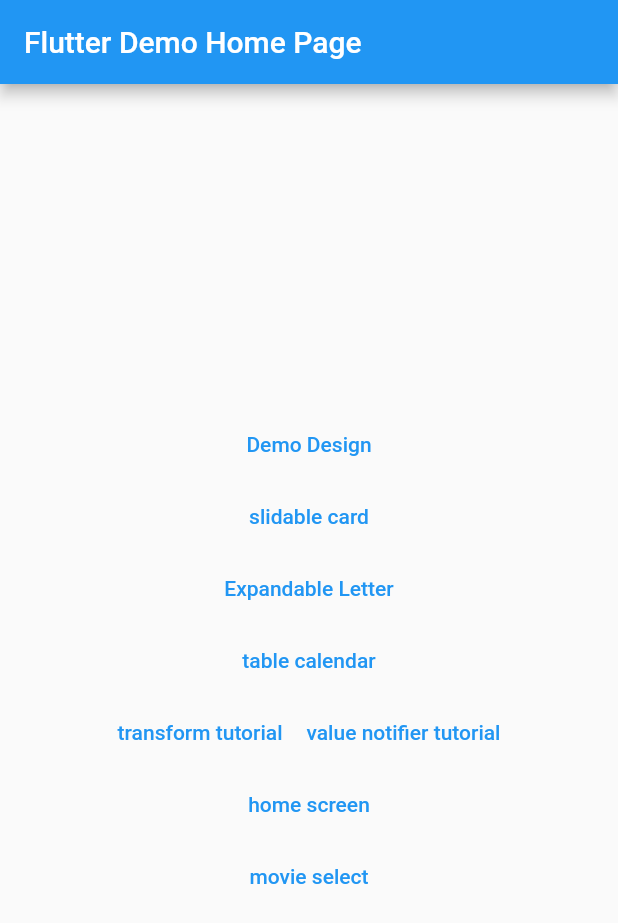
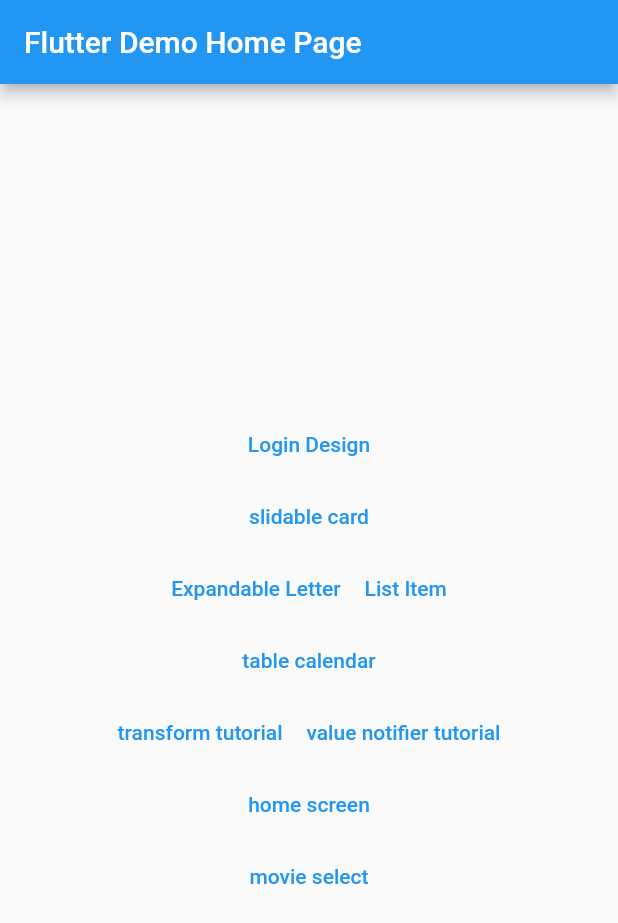
Before and after one commit to dlgndud/uiux_dummy, a Flutter app: the screen it shows after launch, on a phone screen of 412 x 824 dp. Shown: the top 923 px of the screen. Run offline on Flutter 3.47's test engine with Material 2 defaults, Android fonts, the phone set to English and light mode, and no system bars; our stand-ins replace carousel_slider, flutter_svg, fluttertoast, get, table_calendar.

Commit message:
list item box

```diff
--- a/lib/pages/home_screen/widgets/star2book_member_header.dart
+++ b/lib/pages/home_screen/widgets/star2book_member_header.dart
@@ -27,10 +27,10 @@ class _Star2BookMemberHeaderState extends State<Star2BookMemberHeader> {
     return ClipPath(
       clipper: MyClipper(),
       child: Container(
-        padding: EdgeInsets.only(left: 40, top: 50, right: 20),
+        padding: const EdgeInsets.only(left: 40, top: 50, right: 20),
         height: 350,
         width: double.infinity,
-        decoration: BoxDecoration(
+        decoration: const BoxDecoration(
           gradient: LinearGradient(
             begin: Alignment.topRight,
             end: Alignment.bottomLeft,
--- a/lib/pages/my_app_index.dart
+++ b/lib/pages/my_app_index.dart
@@ -3,6 +3,7 @@ import 'package:get/get.dart';
 import 'package:uiux_dummy/pages/demo_design_page.dart';
 import 'package:uiux_dummy/pages/expandable_letter.dart';
 import 'package:uiux_dummy/pages/home_screen/home_screen.dart';
+import 'package:uiux_dummy/pages/list_design/item_list.dart';
 import 'package:uiux_dummy/pages/movie/movie_home.dart';
 import 'package:uiux_dummy/pages/slidable_cards.dart';
 import 'package:uiux_dummy/pages/table_calendar.dart';
@@ -35,20 +36,30 @@ class _MyAppIndexState extends State<MyAppIndex> {
                   onPressed: () {
                     Get.to(() => DemoDesignPage());
                   },
-                  child: const Text('Demo Design')),
+                  child: const Text('Login Design')),
               TextButton(
                   onPressed: () {
-                    Get.to(() => SlidableCards());
+                    Get.to(() => const SlidableCards());
                   },
                   child: const Text('slidable card')),
+              Row(
+                mainAxisAlignment: MainAxisAlignment.center,
+                children: [
+                  TextButton(
+                      onPressed: () {
+                        Get.to(() => const ExpandableLetter());
+                      },
+                      child: const Text('Expandable Letter')),
+                  TextButton(
+                      onPressed: () {
+                        Get.to(() => const ListItemIndex());
+                      },
+                      child: const Text('List Item')),
+                ],
+              ),
               TextButton(
                   onPressed: () {
-                    Get.to(() => const ExpandableLetter());
-                  },
-                  child: const Text('Expandable Letter')),
-              TextButton(
-                  onPressed: () {
-                    Get.to(() => TableCalendar());
+                    Get.to(() => const TableCalendar());
                   },
                   child: const Text('table calendar')),
               Row(
@@ -56,26 +67,26 @@ class _MyAppIndexState extends State<MyAppIndex> {
                 children: [
                   TextButton(
                       onPressed: () {
-                        Get.to(() => TransformWidget());
+                        Get.to(() => const TransformWidget());
                       },
-                      child: Text('transform tutorial')),
+                      child: const Text('transform tutorial')),
                   TextButton(
                       onPressed: () {
-                        Get.to(() => ValueNotifierTutorial());
+                        Get.to(() => const ValueNotifierTutorial());
                       },
-                      child: Text('value notifier tutorial')),
+                      child: const Text('value notifier tutorial')),
                 ],
               ),
               TextButton(
                   onPressed: () {
                     Get.to(() => HomeScreen());
                   },
-                  child: Text('home screen')),
+                  child: const Text('home screen')),
               TextButton(
                   onPressed: () {
                     Get.to(() => MovieHome());
                   },
-                  child: Text('movie select'))
+                  child: const Text('movie select'))
             ],
           ),
         ),
```
Also changed, not shown: lib/pages/list_design/item_list.dart (added, +89 -0 lines).
